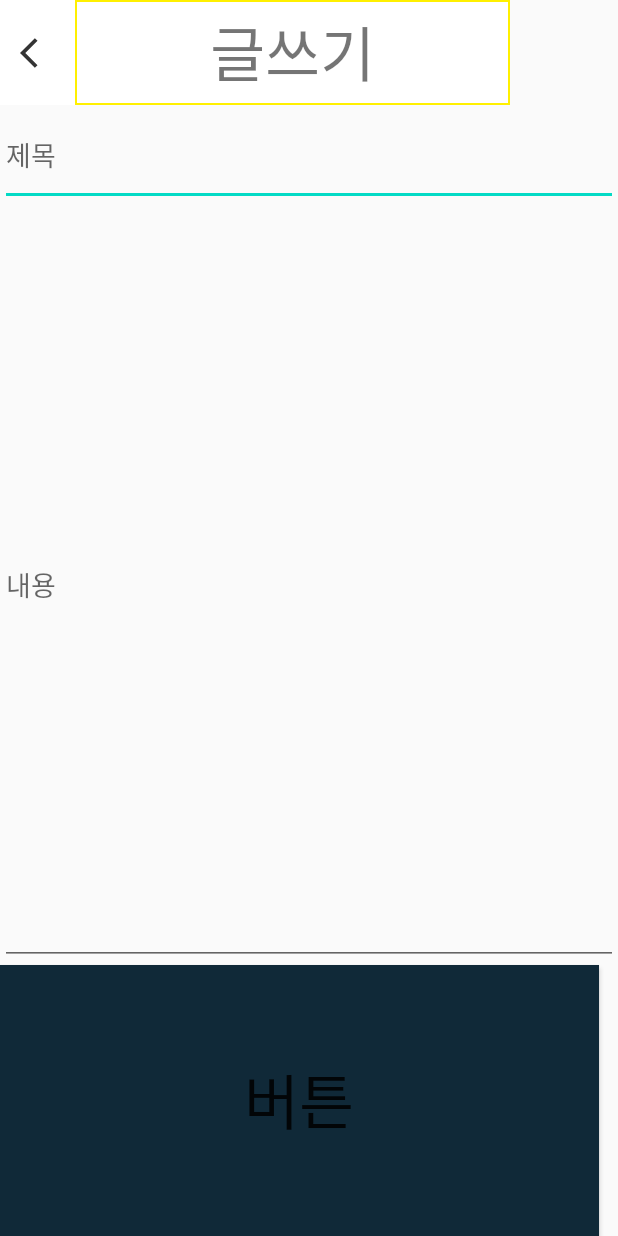
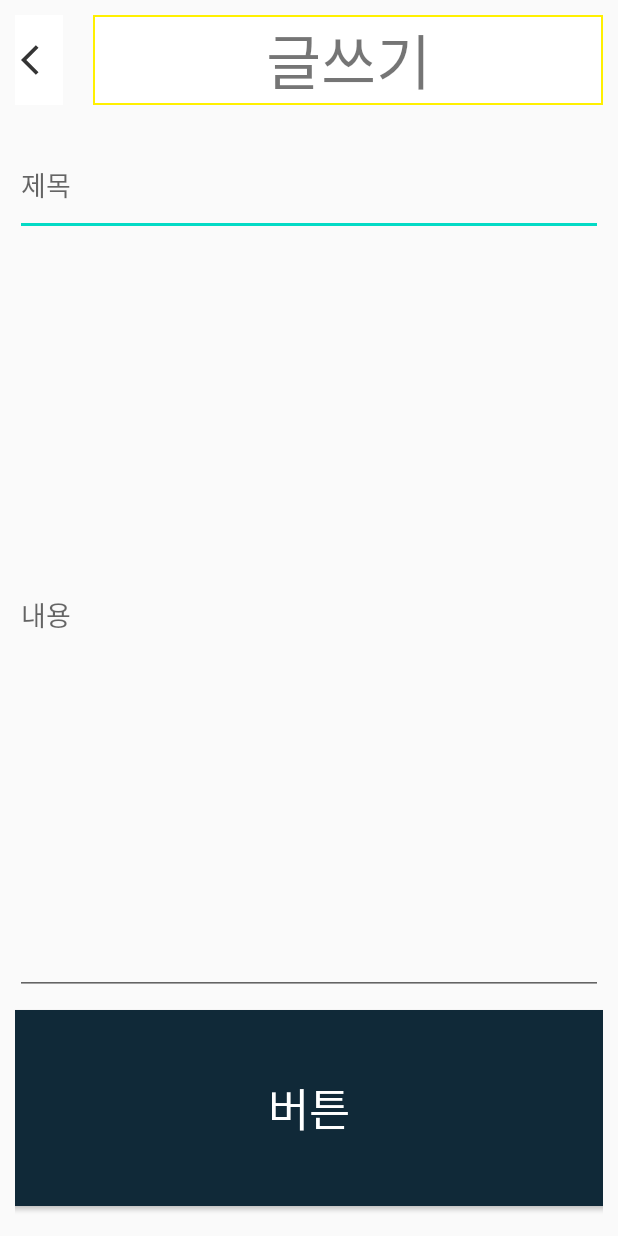
Before and after one commit to moon722/MBTIclub, an Android app: the PostResister screen opened directly, with no data from a screen before it, on a phone screen of 412 x 824 dp. Run offline under Robolectric (Android 15) with nearby library versions, the phone set to English and light mode, and no system bars; our stand-ins replace Volley; network calls fail.

Commit message:
민찬 - xml 수정

```diff
--- a/app/src/main/java/com/example/mbticlub/PostListViewAdpater.java
+++ b/app/src/main/java/com/example/mbticlub/PostListViewAdpater.java
@@ -1,6 +1,7 @@
 package com.example.mbticlub;
 
 import android.content.Context;
+import android.graphics.Color;
 import android.view.LayoutInflater;
 import android.view.View;
 import android.view.ViewGroup;
@@ -71,7 +72,8 @@ class PostListViewAdapter extends BaseAdapter implements Filterable {
         iconImageView = (ImageView) convertView.findViewById(R.id.post_item_icon);
         titleTextView = (TextView) convertView.findViewById(R.id.post_item_title);
         contentTextView = (TextView)convertView.findViewById(R.id.post_item_content2);
-
+        useridTextView.setTextColor(Color.WHITE);
+        contentTextView.setTextColor(Color.WHITE);
 
 
         final MListViewItem postlistViewItem = filteredItemList.get(position);
--- a/app/src/main/res/layout/activity_post_resister.xml
+++ b/app/src/main/res/layout/activity_post_resister.xml
@@ -16,15 +16,17 @@
 
         <ImageButton
             android:id="@+id/post_register_back_button"
-            android:layout_width="50dp"
+            android:layout_width="match_parent"
             android:layout_height="match_parent"
             android:src="@drawable/ic_baseline_arrow_back_ios_24"
             android:background="#FFFFFF"
+            android:layout_weight="7"
+            android:layout_margin="10dp"
             />
 
         <TextView
-            android:layout_width="290dp"
-            android:layout_height="70dp"
+            android:layout_width="match_parent"
+            android:layout_height="match_parent"
             android:background="@drawable/mbti_edge"
 
             android:ems="10"
@@ -34,10 +36,17 @@
             android:textSize="40sp"
             app:layout_constraintEnd_toEndOf="parent"
             app:layout_constraintStart_toStartOf="parent"
-            app:layout_constraintTop_toTopOf="parent" />
-
+            app:layout_constraintTop_toTopOf="parent"
+            android:layout_weight="1"
+            android:layout_margin="10dp"></TextView>
 
     </LinearLayout>
+
+    <LinearLayout
+        android:layout_width="match_parent"
+        android:layout_height="match_parent"
+        android:orientation="vertical"
+        android:layout_margin="10dp">
 
     <EditText
         android:id="@+id/post_register_title"
@@ -56,7 +65,12 @@
         android:layout_width="399dp"
         android:layout_height="match_parent"
         android:text="버튼"
-        android:textSize="40dp"
-        android:background="#102938" />
+        android:textSize="30dp"
+        android:textColor="@color/cardview_light_background"
+        android:background="#102938"
+        android:layout_margin="10dp"
+        android:layout_gravity="center"/>
+
+    </LinearLayout>
 
 </LinearLayout>
--- a/app/src/main/res/values/colors.xml
+++ b/app/src/main/res/values/colors.xml
@@ -3,6 +3,8 @@
     <color name="colorPrimary">#6200EE</color>
     <color name="colorPrimaryDark">#3700B3</color>
     <color name="colorAccent">#03DAC5</color>
+    <color name="balckDefault">#000000</color>
+    <color name="whiteDefault">#FFFFFF</color>
 
     <color name="INTJ">#C5BE75</color>
     <color name="INTP">#516AAF</color>
```
Also changed, not shown: app/src/main/res/layout/post_listview.xml (+18 -17 lines).
